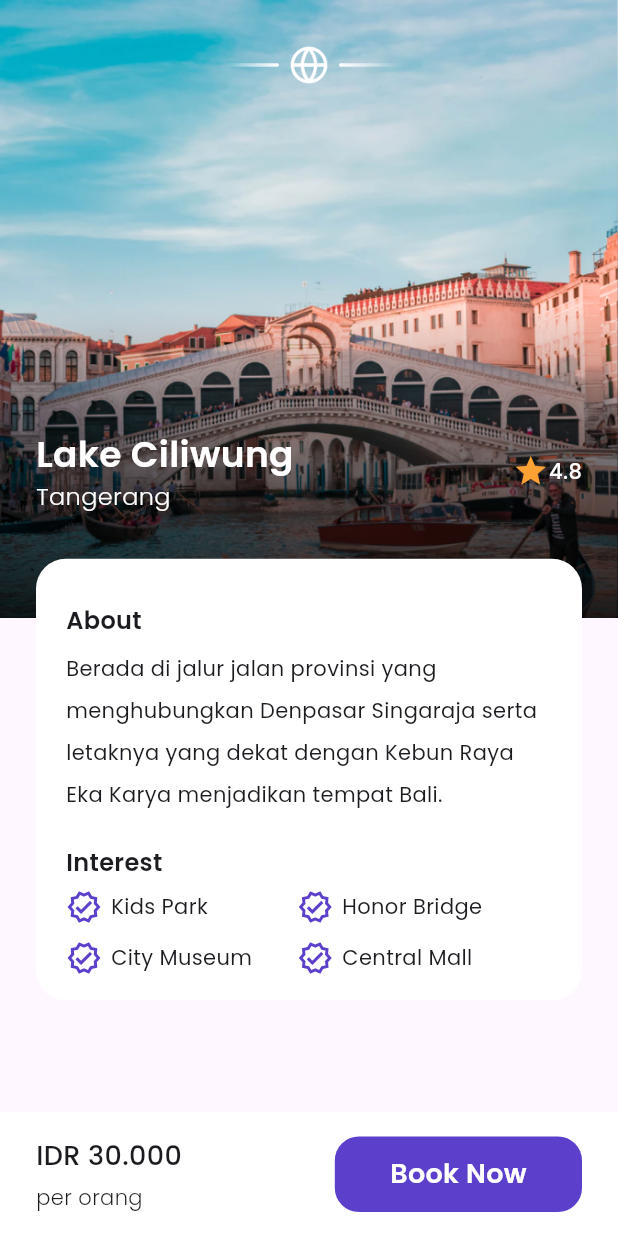
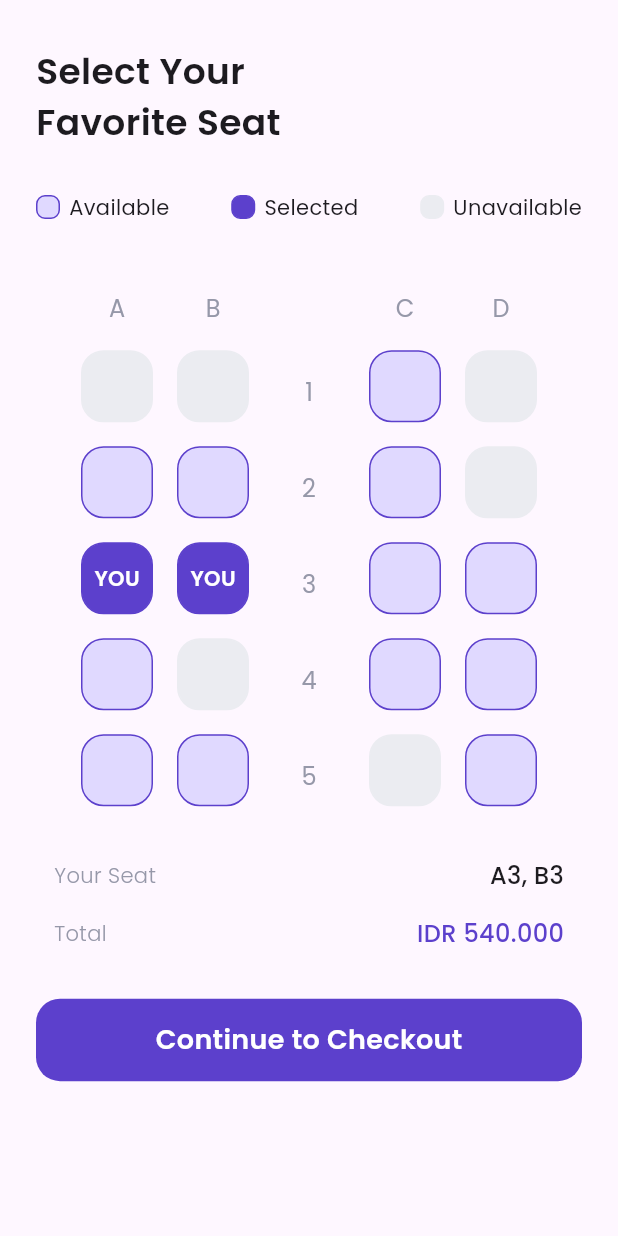
Before and after one commit to notsatria/airplane-app, a Flutter app: the DetailView screen opened by its route, after a tap on "Book Now", on a phone screen of 412 x 824 dp. Run offline on Flutter 3.47's test engine with Material 2 defaults, Android fonts, the phone set to English and light mode, and no system bars.

Commit message:
Added new page: choose seat

```diff
--- /dev/null
+++ b/lib/app/modules/choose_seat/choose_seat_view.dart
@@ -0,0 +1,495 @@
+import 'package:airplane_app/app/themes/colors.dart';
+import 'package:airplane_app/app/widgets/custom_button.dart';
+import 'package:flutter/material.dart';
+
+import '../../themes/fonts.dart';
+import '../../themes/sizing.dart';
+
+class ChooseSeatView extends StatefulWidget {
+  static const route = '/choose-seat-view';
+  const ChooseSeatView({super.key});
+
+  @override
+  State<ChooseSeatView> createState() => _ChooseSeatViewState();
+}
+
+class _ChooseSeatViewState extends State<ChooseSeatView> {
+  @override
+  Widget build(BuildContext context) {
+    final maxWidth = MediaQuery.of(context).size.width;
+    final maxHeight = MediaQuery.of(context).size.height;
+    return Scaffold(
+      body: SafeArea(
+        child: Padding(
+          padding: const EdgeInsets.symmetric(horizontal: marginLarge),
+          child: Column(
+            crossAxisAlignment: CrossAxisAlignment.start,
+            children: [
+              _buildAppHeader(maxWidth),
+              const SizedBox(
+                height: 30,
+              ),
+              _buildCategoriesSection(),
+              const SizedBox(
+                height: 30,
+              ),
+              _buildSeatContainer(maxHeight),
+              const SizedBox(
+                height: 30,
+              ),
+              CustomRoundedButton(
+                text: 'Continue to Checkout',
+                onTap: () {
+                  debugPrint('Checkout');
+                },
+                width: maxWidth,
+                height: 55,
+                color: primaryColor,
+                isShadow: false,
+                textColor: whiteColor,
+              )
+            ],
+          ),
+        ),
+      ),
+    );
+  }
+
+  Widget _buildAppHeader(double maxWidth) {
+    return Padding(
+      padding: const EdgeInsets.only(top: 30),
+      child: SizedBox(
+        width: maxWidth / 2,
+        child: Text(
+          'Select Your Favorite Seat',
+          style: poppinsSemiBold.copyWith(fontSize: 24),
+        ),
+      ),
+    );
+  }
+
+  Widget _buildCategoriesSection() {
+    return Row(
+      mainAxisAlignment: MainAxisAlignment.spaceBetween,
+      children: [
+        Row(
+          children: [
+            SeatContainerItem(
+              size: 16,
+              borderRadius: 6,
+              borderColor: primaryColor,
+              color: secondaryColor,
+            ),
+            const SizedBox(
+              width: 6,
+            ),
+            Text('Available', style: poppinsRegular),
+          ],
+        ),
+        Row(
+          children: [
+            SeatContainerItem(
+              size: 16,
+              borderRadius: 6,
+              borderColor: primaryColor,
+              color: primaryColor,
+            ),
+            const SizedBox(
+              width: 6,
+            ),
+            Text('Selected', style: poppinsRegular),
+          ],
+        ),
+        Row(
+          children: [
+            SeatContainerItem(
+              size: 16,
+              borderColor: const Color(0xffEBECF1),
+              borderRadius: 6,
+              color: const Color(0xffEBECF1),
+            ),
+            const SizedBox(
+              width: 6,
+            ),
+            Text('Unavailable', style: poppinsRegular),
+          ],
+        ),
+      ],
+    );
+  }
+
+  Widget _buildSeatContainer(double maxHeight) {
+    return Container(
+      padding: const EdgeInsets.all(marginSmall),
+      height: maxHeight / 1.8,
+      child: Column(
+        children: [
+          Row(
+            mainAxisAlignment: MainAxisAlignment.center,
+            children: [
+              _buildFirstSeatColumn(),
+              const SizedBox(
+                width: 16,
+              ),
+              _buildSecondSeatColumn(),
+              const SizedBox(
+                width: 16,
+              ),
+              _buildSeatNumberingText(),
+              const SizedBox(
+                width: 16,
+              ),
+              _buildThirdSeatColumn(),
+              const SizedBox(
+                width: 16,
+              ),
+              _buildForthSeatColumn(),
+            ],
+          ),
+          const SizedBox(
+            height: 30,
+          ),
+          Row(
+            mainAxisAlignment: MainAxisAlignment.spaceBetween,
+            children: [
+              Text(
+                'Your Seat',
+                style: poppinsLight.copyWith(fontSize: 14, color: greyColor),
+              ),
+              Text(
+                'A3, B3',
+                style: poppinsMedium.copyWith(fontSize: 16),
+              ),
+            ],
+          ),
+          const SizedBox(
+            height: 16,
+          ),
+          Row(
+            mainAxisAlignment: MainAxisAlignment.spaceBetween,
+            children: [
+              Text(
+                'Total',
+                style: poppinsLight.copyWith(fontSize: 14, color: greyColor),
+              ),
+              Text(
+                'IDR 540.000',
+                style:
+                    poppinsMedium.copyWith(fontSize: 16, color: primaryColor),
+              ),
+            ],
+          ),
+        ],
+      ),
+    );
+  }
+
+  Column _buildFirstSeatColumn() {
+    return Column(
+      children: [
+        Text(
+          'A',
+          style: poppinsRegular.copyWith(fontSize: 16, color: greyColor),
+        ),
+        SeatContainerItem(
+          size: 48,
+          borderRadius: 15,
+          borderColor: const Color(0xffEBECF1),
+          color: const Color(0xffEBECF1),
+          marginTop: 16,
+        ),
+        SeatContainerItem(
+          size: 48,
+          borderRadius: 15,
+          borderColor: primaryColor,
+          color: secondaryColor,
+          marginTop: 16,
+        ),
+        SeatContainerItem(
+          size: 48,
+          borderRadius: 15,
+          borderColor: primaryColor,
+          color: secondaryColor,
+          marginTop: 16,
+          isSelected: true,
+        ),
+        SeatContainerItem(
+          size: 48,
+          borderRadius: 15,
+          borderColor: primaryColor,
+          color: secondaryColor,
+          marginTop: 16,
+        ),
+        SeatContainerItem(
+          size: 48,
+          borderRadius: 15,
+          borderColor: primaryColor,
+          color: secondaryColor,
+          marginTop: 16,
+        ),
+      ],
+    );
+  }
+
+  Column _buildSecondSeatColumn() {
+    return Column(
+      children: [
+        Text(
+          'B',
+          style: poppinsRegular.copyWith(fontSize: 16, color: greyColor),
+        ),
+        SeatContainerItem(
+          size: 48,
+          borderRadius: 15,
+          borderColor: const Color(0xffEBECF1),
+          color: const Color(0xffEBECF1),
+          marginTop: 16,
+        ),
+        SeatContainerItem(
+          size: 48,
+          borderRadius: 15,
+          borderColor: primaryColor,
+          color: secondaryColor,
+          marginTop: 16,
+        ),
+        SeatContainerItem(
+          size: 48,
+          borderRadius: 15,
+          borderColor: primaryColor,
+          color: secondaryColor,
+          marginTop: 16,
+          isSelected: true,
+        ),
+        SeatContainerItem(
+          size: 48,
+          borderRadius: 15,
+          borderColor: const Color(0xffEBECF1),
+          color: const Color(0xffEBECF1),
+          marginTop: 16,
+        ),
+        SeatContainerItem(
+          size: 48,
+          borderRadius: 15,
+          borderColor: primaryColor,
+          color: secondaryColor,
+          marginTop: 16,
+        ),
+      ],
+    );
+  }
+}
+
+Column _buildSeatNumberingText() {
+  return Column(
+    children: [
+      const SizedBox(
+        height: 48,
+        width: 48,
+      ),
+      SizedBox(
+        height: 48,
+        width: 48,
+        child: Center(
+          child: Text(
+            '1',
+            style: poppinsRegular.copyWith(fontSize: 16, color: greyColor),
+          ),
+        ),
+      ),
+      Container(
+        margin: const EdgeInsets.only(top: 16),
+        height: 48,
+        width: 48,
+        child: Center(
+          child: Text(
+            '2',
+            style: poppinsRegular.copyWith(fontSize: 16, color: greyColor),
+          ),
+        ),
+      ),
+      Container(
+        margin: const EdgeInsets.only(top: 16),
+        height: 48,
+        width: 48,
+        child: Center(
+          child: Text(
+            '3',
+            style: poppinsRegular.copyWith(fontSize: 16, color: greyColor),
+          ),
+        ),
+      ),
+      Container(
+        margin: const EdgeInsets.only(top: 16),
+        height: 48,
+        width: 48,
+        child: Center(
+          child: Text(
+            '4',
+            style: poppinsRegular.copyWith(fontSize: 16, color: greyColor),
+          ),
+        ),
+      ),
+      Container(
+        margin: const EdgeInsets.only(top: 16),
+        height: 48,
+        width: 48,
+        child: Center(
+          child: Text(
+            '5',
+            style: poppinsRegular.copyWith(fontSize: 16, color: greyColor),
+          ),
+        ),
+      ),
+    ],
+  );
+}
+
+Column _buildThirdSeatColumn() {
+  return Column(
+    children: [
+      Text(
+        'C',
+        style: poppinsRegular.copyWith(fontSize: 16, color: greyColor),
+      ),
+      SeatContainerItem(
+        size: 48,
+        borderRadius: 15,
+        borderColor: primaryColor,
+        color: secondaryColor,
+        marginTop: 16,
+      ),
+      SeatContainerItem(
+        size: 48,
+        borderRadius: 15,
+        borderColor: primaryColor,
+        color: secondaryColor,
+        marginTop: 16,
+      ),
+      SeatContainerItem(
+        size: 48,
+        borderRadius: 15,
+        borderColor: primaryColor,
+        color: secondaryColor,
+        marginTop: 16,
+      ),
+      SeatContainerItem(
+        size: 48,
+        borderRadius: 15,
+        borderColor: primaryColor,
+        color: secondaryColor,
+        marginTop: 16,
+      ),
+      SeatContainerItem(
+        size: 48,
+        borderRadius: 15,
+        borderColor: const Color(0xffEBECF1),
+        color: const Color(0xffEBECF1),
+        marginTop: 16,
+      ),
+    ],
+  );
+}
+
+Column _buildForthSeatColumn() {
+  return Column(
+    children: [
+      Text(
+        'D',
+        style: poppinsRegular.copyWith(fontSize: 16, color: greyColor),
+      ),
+      SeatContainerItem(
+        size: 48,
+        borderRadius: 15,
+        borderColor: const Color(0xffEBECF1),
+        color: const Color(0xffEBECF1),
+        marginTop: 16,
+      ),
+      SeatContainerItem(
+        size: 48,
+        borderRadius: 15,
+        borderColor: const Color(0xffEBECF1),
+        color: const Color(0xffEBECF1),
+        marginTop: 16,
+      ),
+      SeatContainerItem(
+        size: 48,
+        borderRadius: 15,
+        borderColor: primaryColor,
+        color: secondaryColor,
+        marginTop: 16,
+      ),
+      SeatContainerItem(
+        size: 48,
+        borderRadius: 15,
+        borderColor: primaryColor,
+        color: secondaryColor,
+        marginTop: 16,
+      ),
+      SeatContainerItem(
+        size: 48,
+        borderRadius: 15,
+        borderColor: primaryColor,
+        color: secondaryColor,
+        marginTop: 16,
+      ),
+    ],
+  );
+}
+
+class SeatContainerItem extends StatefulWidget {
+  final double size;
+  final double borderRadius;
+  final Color color;
+  final Color borderColor;
+  final double? marginTop;
+  bool? isSelected;
+
+  SeatContainerItem({
+    super.key,
+    required this.size,
+    required this.borderRadius,
+    required this.borderColor,
+    required this.color,
+    this.marginTop,
+    this.isSelected = false,
+  });
+
+  @override
+  State<SeatContainerItem> createState() => _SeatContainerItemState();
+}
+
+class _SeatContainerItemState extends State<SeatContainerItem> {
+  @override
+  Widget build(BuildContext context) {
+    return GestureDetector(
+      onTap: () {
+        if (widget.color == const Color(0xffEBECF1) &&
+            widget.borderColor == const Color(0xffEBECF1)) {
+          return;
+        }
+        setState(() {
+          widget.isSelected = !widget.isSelected!;
+        });
+      },
+      child: Container(
+        width: widget.size,
+        height: widget.size,
+        margin: EdgeInsets.only(top: widget.marginTop ?? 0),
+        decoration: BoxDecoration(
+          color: widget.isSelected! ? primaryColor : widget.color,
+          borderRadius: BorderRadius.circular(widget.borderRadius),
+          border: Border.all(
+              color: widget.isSelected! ? primaryColor : widget.borderColor),
+        ),
+        child: widget.isSelected!
+            ? Center(
+                child: Text(
+                  'YOU',
+                  style: poppinsSemiBold.copyWith(color: whiteColor),
+                ),
+              )
+            : null,
+      ),
+    );
+  }
+}
--- a/lib/app/modules/detail/detail_view.dart
+++ b/lib/app/modules/detail/detail_view.dart
@@ -4,6 +4,7 @@ import '../../themes/colors.dart';
 import '../../themes/fonts.dart';
 import '../../themes/sizing.dart';
 import '../../widgets/custom_button.dart';
+import '../choose_seat/choose_seat_view.dart';
 
 class DetailView extends StatelessWidget {
   static const route = '/detail-view';
@@ -14,7 +15,7 @@ class DetailView extends StatelessWidget {
     final maxWidth = MediaQuery.of(context).size.width;
     final maxHeight = MediaQuery.of(context).size.height;
     return Scaffold(
-      bottomNavigationBar: _buildBottomNavbar(maxHeight, maxWidth),
+      bottomNavigationBar: _buildBottomNavbar(maxHeight, maxWidth, context),
       body: SafeArea(
         child: Column(
           children: [
@@ -55,7 +56,8 @@ class DetailView extends StatelessWidget {
     );
   }
 
-  Widget _buildBottomNavbar(double maxHeight, double maxWidth) {
+  Widget _buildBottomNavbar(
+      double maxHeight, double maxWidth, BuildContext context) {
     return Container(
       height: maxHeight / 10,
       color: whiteColor,
@@ -84,6 +86,7 @@ class DetailView extends StatelessWidget {
             text: 'Book Now',
             onTap: () {
               debugPrint('Book Now');
+              Navigator.pushNamed(context, ChooseSeatView.route);
             },
             width: maxWidth / 2.5,
             height: 55,
--- a/lib/app/modules/home/home_view.dart
+++ b/lib/app/modules/home/home_view.dart
@@ -1,10 +1,10 @@
-import 'package:airplane_app/app/widgets/custom_place_item_card.dart';
-import 'package:airplane_app/app/widgets/custom_place_item_tile.dart';
 import 'package:flutter/material.dart';
 
 import '../../data/dummies/places.dart';
 import '../../themes/fonts.dart';
 import '../../themes/sizing.dart';
+import '../../widgets/custom_place_item_card.dart';
+import '../../widgets/custom_place_item_tile.dart';
 
 class HomeView extends StatelessWidget {
   static const route = '/home-view';
--- a/lib/app/themes/colors.dart
+++ b/lib/app/themes/colors.dart
@@ -10,5 +10,5 @@ const Color successColor = Color(0xff0EC3AE);
 
 const Color whiteColor = Color(0xffFFFFFF);
 const Color blackColor = Color(0xFF121212);
-const Color greyColor = Color(0xFF808080);
+const Color greyColor = Color(0xFF9698A9);
 const Color backgroundColor = Color(0xFFFAFAFA);
--- a/lib/main.dart
+++ b/lib/main.dart
@@ -1,8 +1,9 @@
-import 'app/modules/detail/detail_view.dart';
 import 'package:flutter/material.dart';
 import 'package:flutter/services.dart';
 
 import 'app/modules/bonus_saldo/bonus_saldo.view.dart';
+import 'app/modules/choose_seat/choose_seat_view.dart';
+import 'app/modules/detail/detail_view.dart';
 import 'app/modules/get_started/get_started_view.dart';
 import 'app/modules/home/home_view.dart';
 import 'app/modules/sign_up/sign_up_view.dart';
@@ -29,8 +30,9 @@ class MainApp extends StatelessWidget {
         GetStartedView.route: (context) => const GetStartedView(),
         SignUpView.route: (context) => const SignUpView(),
         BonusSaldoView.route: (context) => const BonusSaldoView(),
-        HomeView.route:(context) =>   const HomeView(),
-        DetailView.route:(context) => const DetailView(),
+        HomeView.route: (context) => const HomeView(),
+        DetailView.route: (context) => const DetailView(),
+        ChooseSeatView.route: (context) => const ChooseSeatView(),
       },
       theme: ThemeData(
         useMaterial3: true,
```
